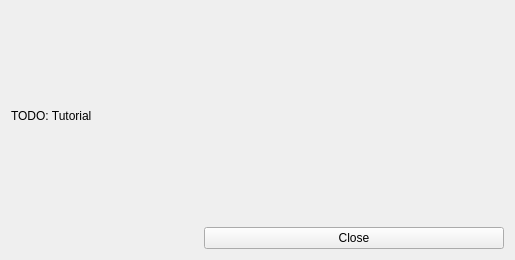
Qt form QLepp2DGui/tutorial.ui (gsanhueza/QLepp2D) before a commit.
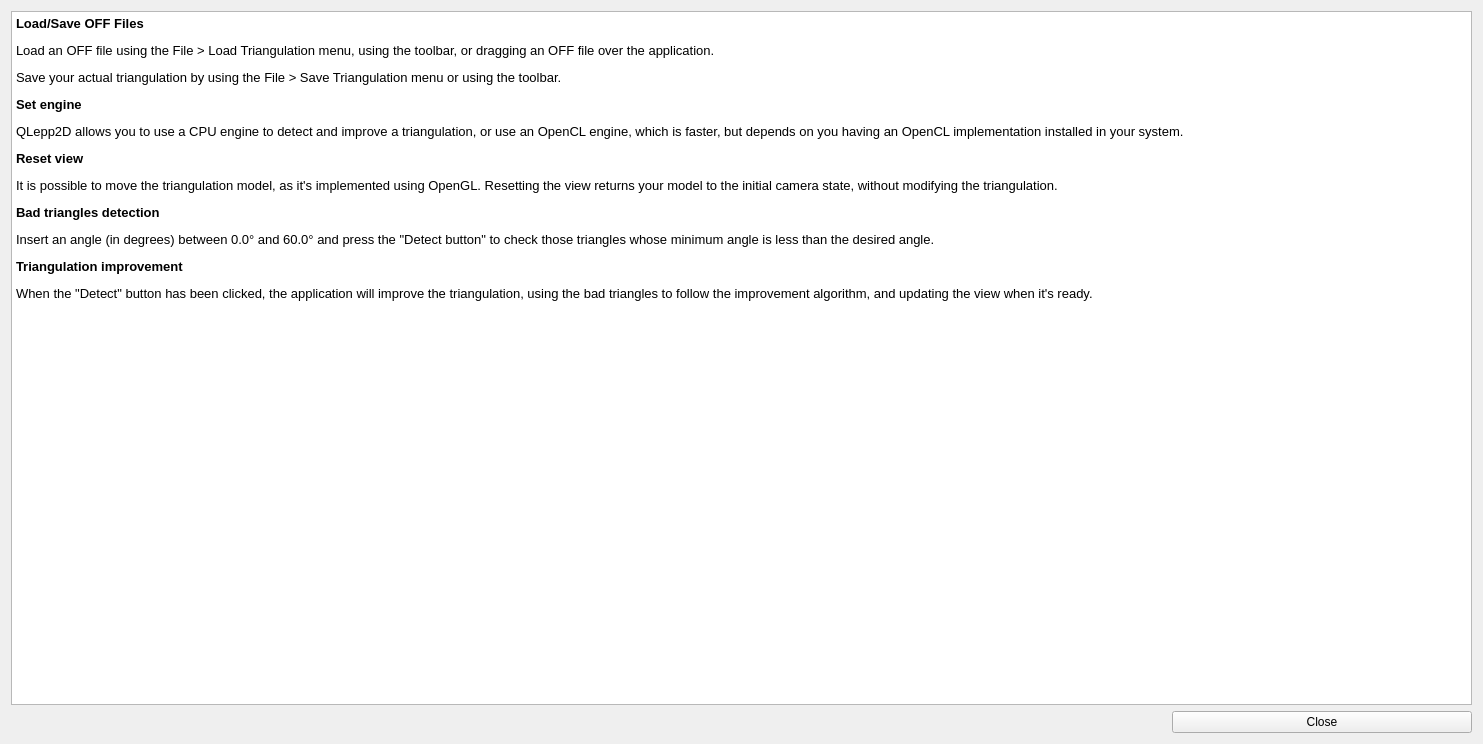
The same form after that commit. Icons and pictures are not drawn.

What changed in the file:
```diff
--- a/QLepp2DGui/tutorial.ui
+++ b/QLepp2DGui/tutorial.ui
@@ -7,8 +7,8 @@
    <rect>
     <x>0</x>
     <y>0</y>
-    <width>515</width>
-    <height>260</height>
+    <width>1483</width>
+    <height>744</height>
    </rect>
   </property>
   <property name="windowTitle">
@@ -20,9 +20,23 @@
   </property>
   <layout class="QVBoxLayout" name="verticalLayout">
    <item>
-    <widget class="QLabel" name="instructions">
-     <property name="text">
-      <string>&lt;html&gt;&lt;head/&gt;&lt;body&gt;&lt;p&gt;TODO: Tutorial&lt;/p&gt;&lt;/body&gt;&lt;/html&gt;</string>
+    <widget class="QTextBrowser" name="instructionsBrowser">
+     <property name="html">
+      <string>&lt;!DOCTYPE HTML PUBLIC &quot;-//W3C//DTD HTML 4.0//EN&quot; &quot;http://www.w3.org/TR/REC-html40/strict.dtd&quot;&gt;
+&lt;html&gt;&lt;head&gt;&lt;meta name=&quot;qrichtext&quot; content=&quot;1&quot; /&gt;&lt;style type=&quot;text/css&quot;&gt;
+p, li { white-space: pre-wrap; }
+&lt;/style&gt;&lt;/head&gt;&lt;body style=&quot; font-family:'Cantarell'; font-size:10pt; font-weight:400; font-style:normal;&quot;&gt;
+&lt;p style=&quot; margin-top:0px; margin-bottom:0px; margin-left:0px; margin-right:0px; -qt-block-indent:0; text-indent:0px;&quot;&gt;&lt;span style=&quot; font-weight:600;&quot;&gt;Load/Save OFF Files&lt;/span&gt;&lt;/p&gt;
+&lt;p style=&quot; margin-top:12px; margin-bottom:12px; margin-left:0px; margin-right:0px; -qt-block-indent:0; text-indent:0px;&quot;&gt;Load an OFF file using the File &amp;gt; Load Triangulation menu, using the toolbar, or dragging an OFF file over the application.&lt;/p&gt;
+&lt;p style=&quot; margin-top:12px; margin-bottom:12px; margin-left:0px; margin-right:0px; -qt-block-indent:0; text-indent:0px;&quot;&gt;Save your actual triangulation by using the File &amp;gt; Save Triangulation menu or using the toolbar.&lt;/p&gt;
+&lt;p style=&quot; margin-top:12px; margin-bottom:12px; margin-left:0px; margin-right:0px; -qt-block-indent:0; text-indent:0px;&quot;&gt;&lt;span style=&quot; font-weight:600;&quot;&gt;Set engine&lt;/span&gt;&lt;/p&gt;
+&lt;p style=&quot; margin-top:12px; margin-bottom:12px; margin-left:0px; margin-right:0px; -qt-block-indent:0; text-indent:0px;&quot;&gt;QLepp2D allows you to use a CPU engine to detect and improve a triangulation, or use an OpenCL engine, which is faster, but depends on you having an OpenCL implementation installed in your system.&lt;/p&gt;
+&lt;p style=&quot; margin-top:12px; margin-bottom:12px; margin-left:0px; margin-right:0px; -qt-block-indent:0; text-indent:0px;&quot;&gt;&lt;span style=&quot; font-weight:600;&quot;&gt;Reset view&lt;/span&gt;&lt;/p&gt;
+&lt;p style=&quot; margin-top:12px; margin-bottom:12px; margin-left:0px; margin-right:0px; -qt-block-indent:0; text-indent:0px;&quot;&gt;It is possible to move the triangulation model, as it's implemented using OpenGL. Resetting the view returns your model to the initial camera state, without modifying the triangulation.&lt;/p&gt;
+&lt;p style=&quot; margin-top:12px; margin-bottom:12px; margin-left:0px; margin-right:0px; -qt-block-indent:0; text-indent:0px;&quot;&gt;&lt;span style=&quot; font-weight:600;&quot;&gt;Bad triangles detection&lt;/span&gt;&lt;/p&gt;
+&lt;p style=&quot; margin-top:12px; margin-bottom:12px; margin-left:0px; margin-right:0px; -qt-block-indent:0; text-indent:0px;&quot;&gt;Insert an angle (in degrees) between 0.0° and 60.0° and press the &amp;quot;Detect button&amp;quot; to check those triangles whose minimum angle is less than the desired angle.&lt;/p&gt;
+&lt;p style=&quot; margin-top:12px; margin-bottom:12px; margin-left:0px; margin-right:0px; -qt-block-indent:0; text-indent:0px;&quot;&gt;&lt;span style=&quot; font-weight:600;&quot;&gt;Triangulation improvement&lt;/span&gt;&lt;/p&gt;
+&lt;p style=&quot; margin-top:12px; margin-bottom:12px; margin-left:0px; margin-right:0px; -qt-block-indent:0; text-indent:0px;&quot;&gt;When the &amp;quot;Detect&amp;quot; button has been clicked, the application will improve the triangulation, using the bad triangles to follow the improvement algorithm, and updating the view when it's ready.&lt;/p&gt;&lt;/body&gt;&lt;/html&gt;</string>
      </property>
     </widget>
    </item>
```
